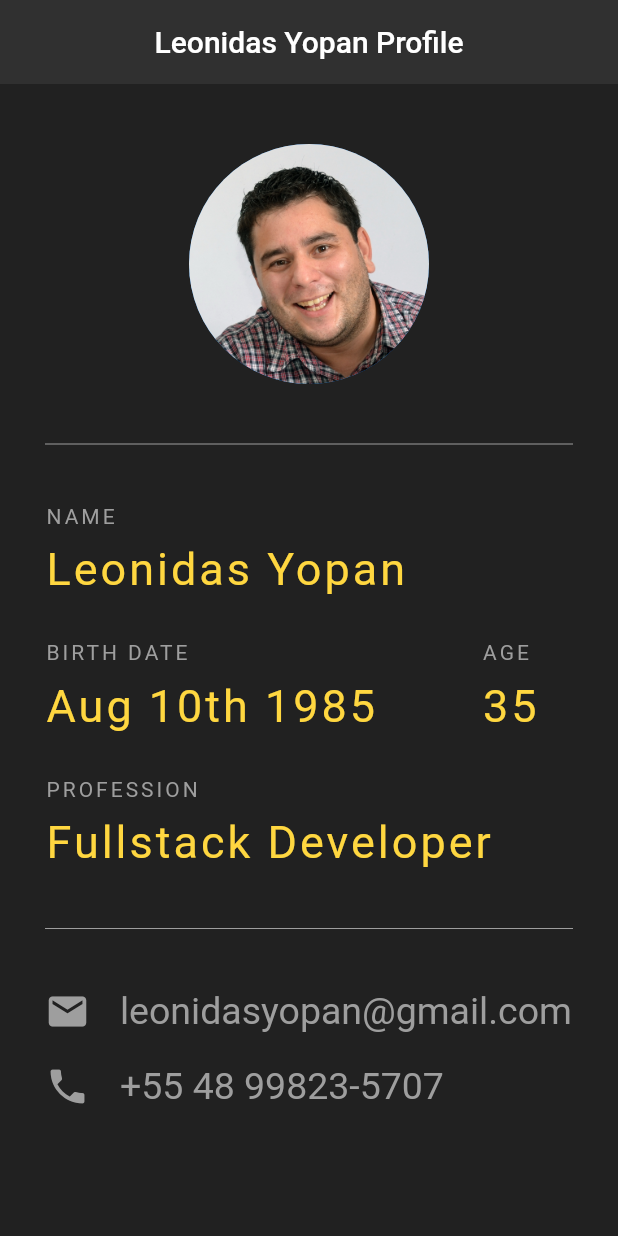
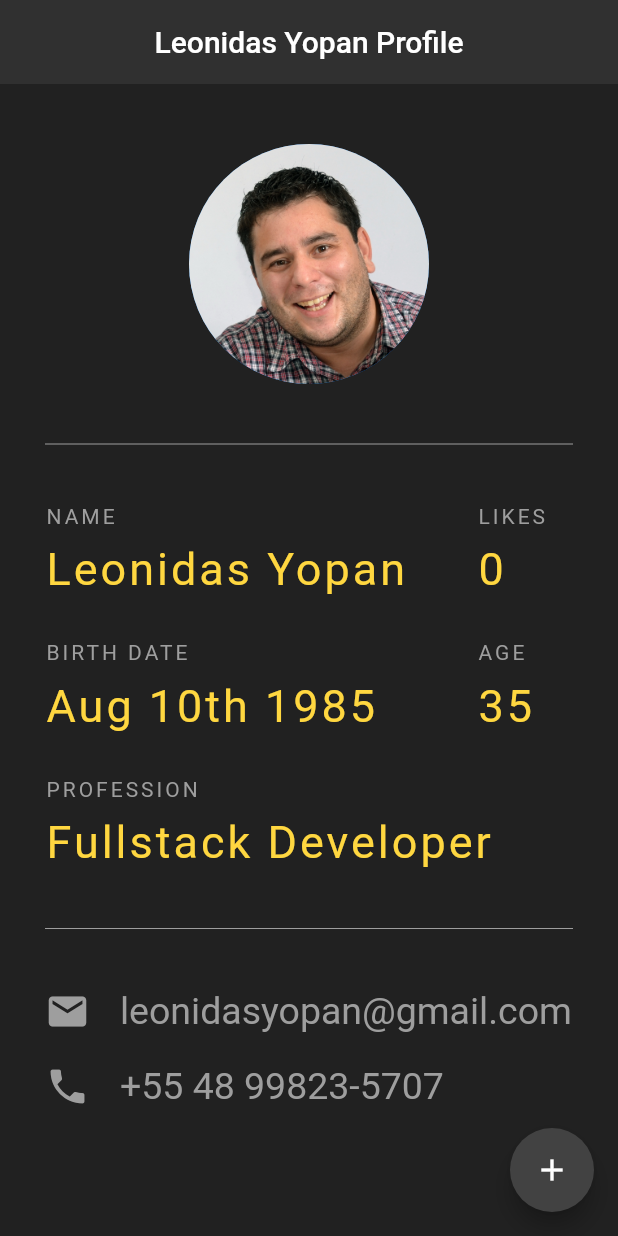
Before and after one commit to leonidasyopan/flutter-profile-card, a Flutter app: the screen it shows after launch, on a phone screen of 412 x 824 dp. Run offline on Flutter 3.47's test engine with Material 2 defaults, Android fonts, the phone set to English and light mode, and no system bars.

Commit message:
Converted to Stateful and added Likes

```diff
--- a/lib/main.dart
+++ b/lib/main.dart
@@ -3,11 +3,20 @@ import 'package:flutter/material.dart';
 void main() {
   runApp(MaterialApp(
     debugShowCheckedModeBanner: false,
-    home: Home(),
+    home: Profile(),
   ));
 }
 
-class Home extends StatelessWidget {
+class Profile extends StatefulWidget {
+  @override
+  _ProfileState createState() => _ProfileState();
+}
+
+class _ProfileState extends State<Profile> {
+  int likes = 0;
+
+
+
   @override
   Widget build(BuildContext context) {
     return Scaffold(
@@ -18,8 +27,19 @@ class Home extends StatelessWidget {
         centerTitle: true,
         elevation: 0.0,
       ),
+      floatingActionButton: FloatingActionButton(
+        onPressed: () {
+          setState(() {
+            likes++;
+          });
+        },
+        backgroundColor: Colors.grey[800],
+        child: Icon(
+          Icons.add,
+        ),
+      ),
       body: Padding(
-        padding: const EdgeInsets.fromLTRB(30.0, 40.0, 30.0, 0.0 ),
+        padding: const EdgeInsets.fromLTRB(30.0, 40.0, 30.0, 0.0),
         child: Column(
           crossAxisAlignment: CrossAxisAlignment.start,
           children: [
@@ -33,6 +53,13 @@ class Home extends StatelessWidget {
               color: Colors.grey,
               height: 80.0,
             ),
+            Row(
+              children: [
+                Expanded(
+                  flex: 9,
+                  child: Column(
+                    crossAxisAlignment: CrossAxisAlignment.start,
+                    children: [
                       Text(
                         'NAME',
                         style: TextStyle(
@@ -40,7 +67,9 @@ class Home extends StatelessWidget {
                           letterSpacing: 2.0,
                         ),
                       ),
-            SizedBox(height: 10.0,),
+                      SizedBox(
+                        height: 10.0,
+                      ),
                       Text(
                         'Leonidas Yopan',
                         style: TextStyle(
@@ -49,10 +78,45 @@ class Home extends StatelessWidget {
                           fontSize: 30.0,
                         ),
                       ),
-            SizedBox(height: 30.0,),
+                    ],
+                  ),
+                ),
+                Expanded(
+                  flex: 2,
+                  child: Column(
+                    crossAxisAlignment: CrossAxisAlignment.start,
+                    children: [
+                      Text(
+                        'LIKES',
+                        style: TextStyle(
+                          color: Colors.grey,
+                          letterSpacing: 2.0,
+                        ),
+                      ),
+                      SizedBox(
+                        height: 10.0,
+                      ),
+                      Text(
+                        '$likes',
+                        style: TextStyle(
+                          color: Colors.amberAccent,
+                          letterSpacing: 2.0,
+                          fontSize: 30.0,
+                        ),
+                      ),
+                    ],
+                  ),
+                ),
+              ],
+            ),
+            SizedBox(
+              height: 30.0,
+            ),
             Row(
               children: [
-                Column(
+                Expanded(
+                  flex: 9,
+                  child: Column(
                     crossAxisAlignment: CrossAxisAlignment.start,
                     children: [
                       Text(
@@ -62,7 +126,9 @@ class Home extends StatelessWidget {
                           letterSpacing: 2.0,
                         ),
                       ),
-                    SizedBox(height: 10.0,),
+                      SizedBox(
+                        height: 10.0,
+                      ),
                       Text(
                         'Aug 10th 1985',
                         style: TextStyle(
@@ -73,8 +139,10 @@ class Home extends StatelessWidget {
                       ),
                     ],
                   ),
-                SizedBox(width: 70.0,),
-                Column(
+                ),
+                Expanded(
+                  flex: 2,
+                  child: Column(
                     crossAxisAlignment: CrossAxisAlignment.start,
                     children: [
                       Text(
@@ -84,7 +152,9 @@ class Home extends StatelessWidget {
                           letterSpacing: 2.0,
                         ),
                       ),
-                    SizedBox(height: 10.0,),
+                      SizedBox(
+                        height: 10.0,
+                      ),
                       Text(
                         '35',
                         style: TextStyle(
@@ -94,6 +164,7 @@ class Home extends StatelessWidget {
                         ),
                       ),
                     ],
+                  ),
                 ),
               ],
             ),
@@ -105,7 +176,9 @@ class Home extends StatelessWidget {
                 letterSpacing: 2.0,
               ),
             ),
-            SizedBox(height: 10.0,),
+            SizedBox(
+              height: 10.0,
+            ),
             Text(
               'Fullstack Developer',
               style: TextStyle(
@@ -128,10 +201,7 @@ class Home extends StatelessWidget {
                 SizedBox(width: 20.0),
                 Text(
                   'leonidasyopan@gmail.com',
-                  style: TextStyle(
-                    color: Colors.grey,
-                    fontSize: 25.0
-                  ),
+                  style: TextStyle(color: Colors.grey, fontSize: 25.0),
                 ),
               ],
             ),
@@ -146,10 +216,7 @@ class Home extends StatelessWidget {
                 SizedBox(width: 20.0),
                 Text(
                   '+55 48 99823-5707',
-                  style: TextStyle(
-                    color: Colors.grey,
-                    fontSize: 25.0
-                  ),
+                  style: TextStyle(color: Colors.grey, fontSize: 25.0),
                 ),
               ],
             ),
```
Lines whose indentation alone changed are shown as unchanged.
